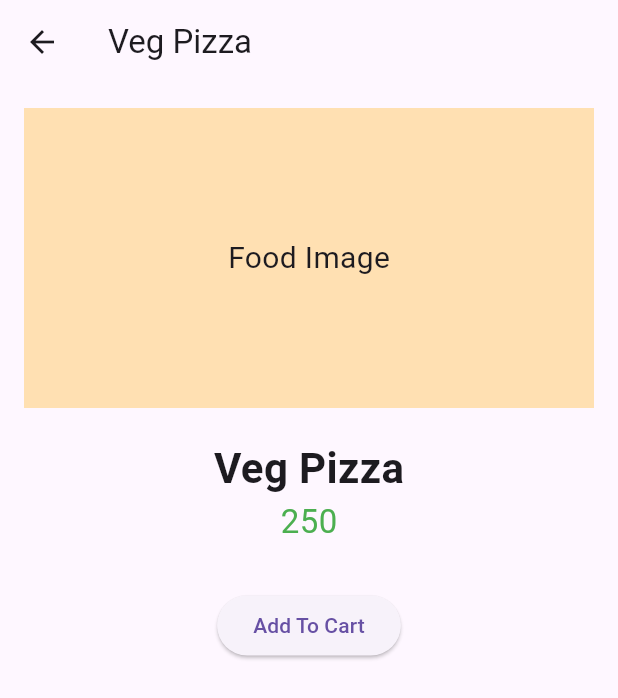
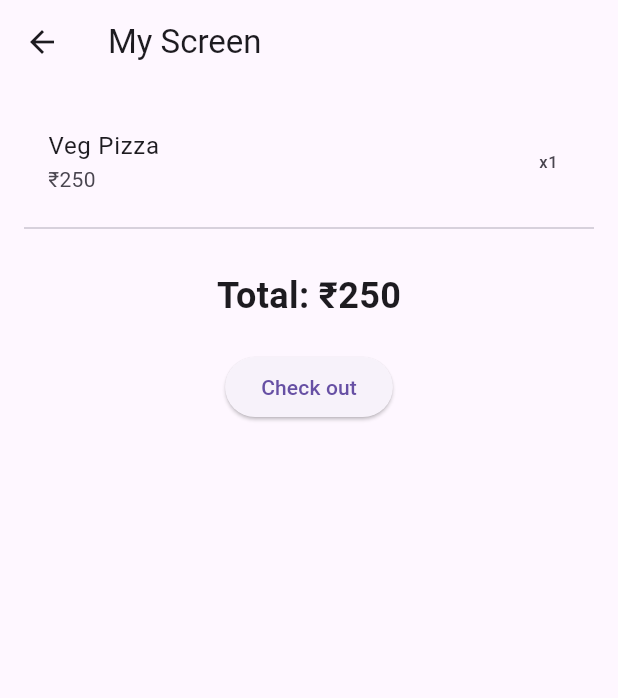
Before and after one commit to SiddhanthShetty-412/APP_Development, a Flutter app: the FoodScreen screen opened directly, after a tap on "Add To Cart", on a phone screen of 412 x 824 dp. Shown: the top 698 px of the screen. Run offline on Flutter 3.47's test engine with Material 3 defaults, Android fonts, the phone set to English and light mode, and no system bars.

Commit message:
Cart Screen Added

```diff
--- a/food_delivery_app/lib/screens/cart_screen.dart
+++ b/food_delivery_app/lib/screens/cart_screen.dart
@@ -0,0 +1,45 @@
+import "package:flutter/material.dart";
+
+class CartScreen extends StatefulWidget {
+    @override
+    State<CartScreen> createState() => _CartScreenState();
+}
+
+class _CartScreenState extends State<CartScreen> {
+    @override
+    Widget build(BuildContext context) {
+        return Scaffold(
+            appBar: AppBar(
+                title: Text("My Screen"),
+            ),
+            body: Padding(
+                padding: EdgeInsets.all(16),
+                child: Column(
+                    children: [
+                        ListTile(
+                            title: Text("Veg Pizza"),
+                            subtitle: Text("₹250"),
+                            trailing: Text("x1"),
+                        ),
+                        Divider(),
+                        SizedBox(height: 20),
+
+                        Text(
+                            "Total: ₹250",
+                            style: TextStyle(
+                                fontSize: 24,
+                                fontWeight: FontWeight.bold,
+                            ),
+                        ),
+                        SizedBox(height: 20),
+
+                        ElevatedButton(
+                            onPressed: () {},
+                            child: Text("Check out"),
+                        )
+                    ],
+                ),
+            ),
+        );
+    }
+}
--- a/food_delivery_app/lib/screens/food_screen.dart
+++ b/food_delivery_app/lib/screens/food_screen.dart
@@ -1,4 +1,5 @@
 import "package:flutter/material.dart";
+import "cart_screen.dart";
 
 class FoodScreen extends StatefulWidget {
     @override
@@ -48,7 +49,12 @@
 
                         ElevatedButton(
                             onPressed: () {
-
+                                Navigator.push(
+                                    context,
+                                    MaterialPageRoute(
+                                        builder: (context)=> CartScreen(),
+                                    ),
+                                );
                             },
                             child: Text("Add To Cart"),
                         ),
```
